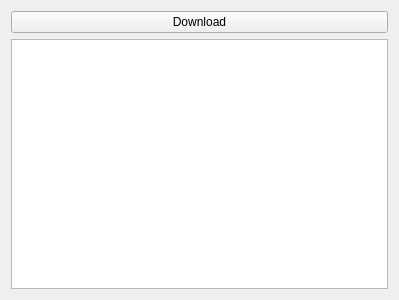
This is notepad.ui in tucaEmanuel18/notePad as Qt 5 draws it before an edit. The edited form follows.
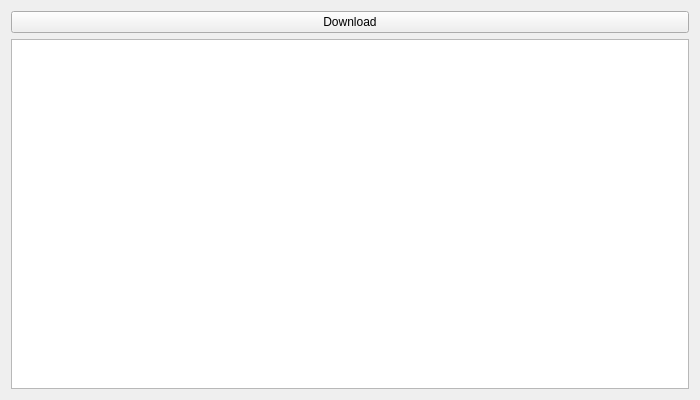
This is the edited form.

The edit to the form file:
```diff
--- a/notepad.ui
+++ b/notepad.ui
@@ -6,8 +6,8 @@
    <rect>
     <x>0</x>
     <y>0</y>
-    <width>399</width>
-    <height>300</height>
+    <width>700</width>
+    <height>400</height>
    </rect>
   </property>
   <property name="windowTitle">
```
